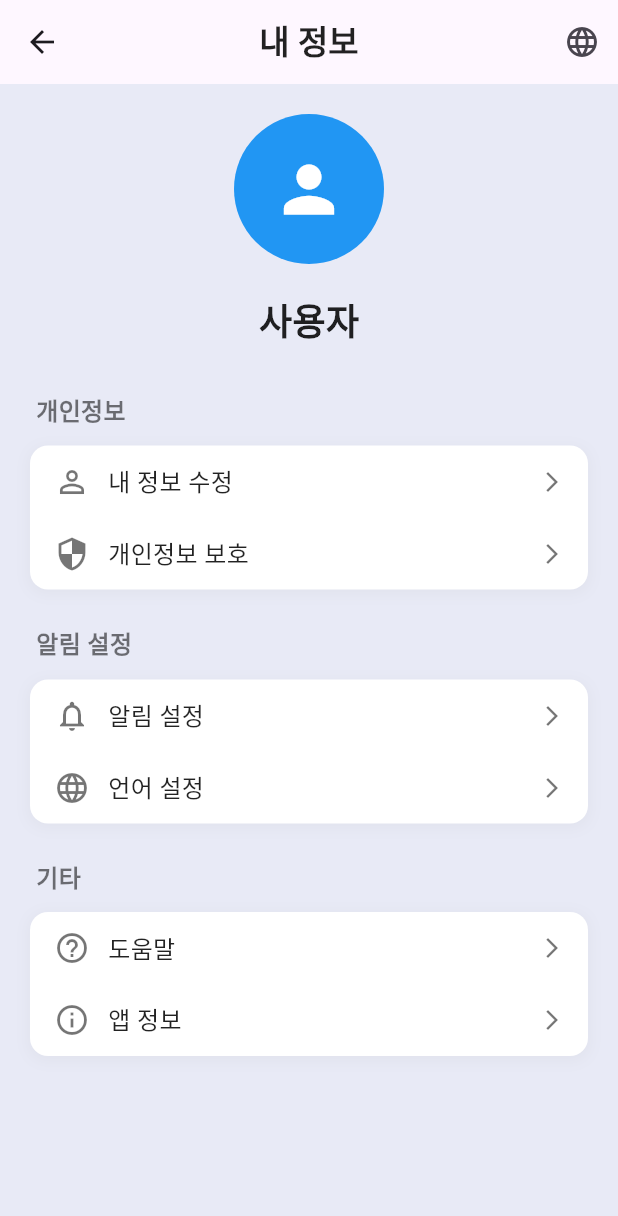
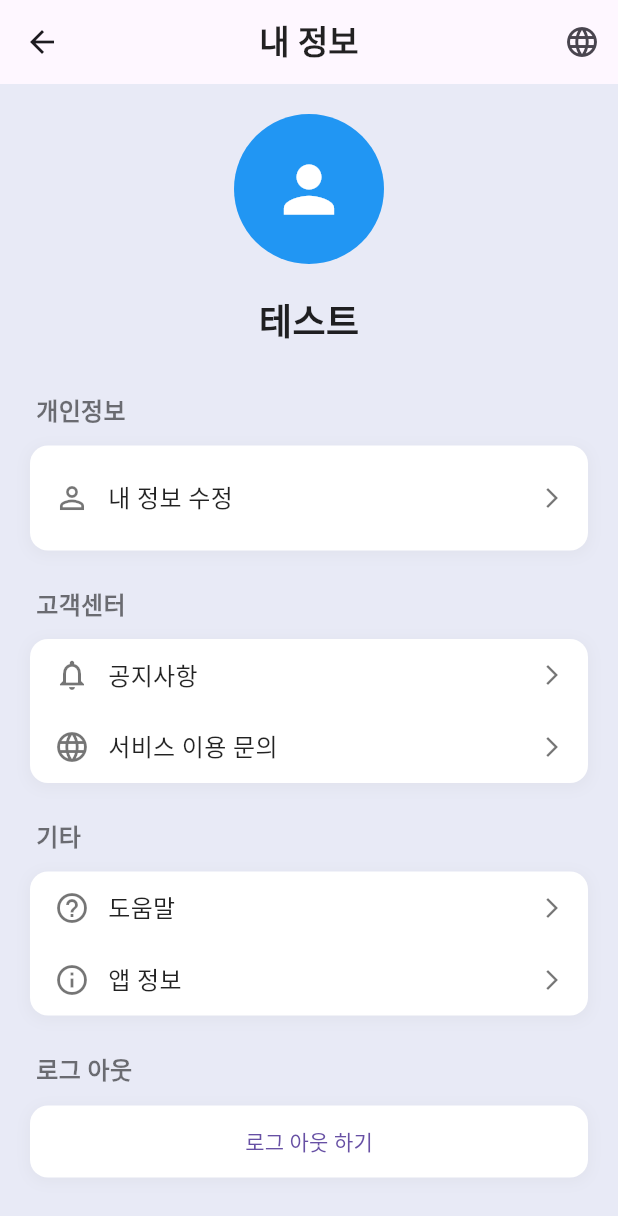
Before and after one commit to kim-manjae/team_3, a Flutter app: the ProfileScreen screen opened directly, on a phone screen of 412 x 824 dp. Shown: the top 1216 px of the screen. Run offline on Flutter 3.47's test engine with Material 3 defaults, Android fonts, the phone set to English and light mode, and no system bars; our stand-ins replace easy_localization, flutter_dotenv, geolocator, google_sign_in, permission_handler; missing offline and left inert: flutter_naver_login, flutter_naver_map, kakao_flutter_sdk_common, kakao_flutter_sdk_user, postgres; network calls fail.

Commit message:
UI 업데이트

```diff
--- a/lib/hospital/widget/medical_facility_card.dart
+++ b/lib/hospital/widget/medical_facility_card.dart
@@ -38,7 +38,7 @@ class MedicalFacilityCard extends StatelessWidget {
     }
 
     if (status.contains('운영중')) {
-      return Color(0xFF4BB8EA);
+      return Colors.green;
     } else if (status.contains('운영종료')) {
       return Colors.red;
     }
--- a/lib/profile/profile_screen.dart
+++ b/lib/profile/profile_screen.dart
@@ -1,16 +1,38 @@
 import 'package:flutter/material.dart';
+import 'package:project/profile/EditProfilePage.dart';
+import 'package:project/service/auth_service.dart';
+import 'package:project/service/social_login.dart';
 import 'package:project/widgets/language_dialog.dart';
 import 'package:easy_localization/easy_localization.dart';
 import 'package:project/widgets/nav_main_page.dart';
 
 
 class ProfileScreen extends StatelessWidget {
-  const ProfileScreen({super.key});
+  final String? nickname;
+  const ProfileScreen({Key? key, this.nickname})
+      : super(key: key);
 
   void _showLanguageDialog(BuildContext context) {
     showDialog(
       context: context,
       builder: (context) => const LanguageDialog(),
+    );
+  }
+
+  // 로그 아웃
+  Widget _socialBtn(String assetPath, VoidCallback onTap) {
+    return GestureDetector(
+      onTap: onTap,
+      child: Container(
+        width: 60,
+        height: 60,
+        decoration: BoxDecoration(
+          color: Colors.grey.shade100,
+          borderRadius: BorderRadius.circular(12),
+        ),
+        padding: const EdgeInsets.all(12),
+        child: Image.asset(assetPath, fit: BoxFit.contain),
+      ),
     );
   }
 
@@ -33,7 +55,7 @@ class ProfileScreen extends StatelessWidget {
         elevation: 0,
         centerTitle: true,
         automaticallyImplyLeading: false,
-        title:  Text('내 정보',
+        title:  Text("myinfo".tr(),
           style: TextStyle(
               fontWeight: FontWeight.bold,
               color: Colors.black87),
@@ -61,8 +83,8 @@ class ProfileScreen extends StatelessWidget {
                 ),
               ),
               const SizedBox(height: 20),
-              const Text(
-                '사용자',
+              Text(
+                '${nickname ?? '테스트'}',
                 style: TextStyle(
                   fontSize: 24,
                   fontWeight: FontWeight.bold,
@@ -73,30 +95,33 @@ class ProfileScreen extends StatelessWidget {
               _buildProfileSection(
                 title: '개인정보',
                 items: [
-                  ProfileMenuItem(
-                    icon: Icons.person_outline,
-                    title: '내 정보 수정',
-                    onTap: () {},
-                  ),
-                  ProfileMenuItem(
-                    icon: Icons.security,
-                    title: '개인정보 보호',
-                    onTap: () {},
-                  ),
+                    SizedBox(
+                      height: 70,
+                      child: ProfileMenuItem(
+                        icon: Icons.person_outline,
+                        title: '내 정보 수정',
+                        onTap: () {
+                          Navigator.push(
+                            context,
+                            MaterialPageRoute(builder: (_) => EditProfilePage()),
+                          );
+                        },
+                      ),
+                    ),
                 ],
               ),
               const SizedBox(height: 24),
               _buildProfileSection(
-                title: '알림 설정',
+                title: '고객센터',
                 items: [
                   ProfileMenuItem(
                     icon: Icons.notifications_none,
-                    title: '알림 설정',
+                    title: '공지사항',
                     onTap: () {},
                   ),
                   ProfileMenuItem(
                     icon: Icons.language,
-                    title: '언어 설정',
+                    title: '서비스 이용 문의',
                     onTap: () {},
                   ),
                 ],
@@ -117,6 +142,28 @@ class ProfileScreen extends StatelessWidget {
                   ),
                 ],
               ),
+              const SizedBox(height: 24),
+              _buildProfileSection(
+                title: '로그 아웃',
+                items: [
+                  Center(
+                    child: TextButton(
+    onPressed: () {
+                    AuthService.logout();
+                    Navigator.pushAndRemoveUntil(
+                      context,
+                      MaterialPageRoute(
+                        builder: (_) => LoginWidget()
+                      ),
+                          (route) => false,
+                    );
+                  },
+                      child: Text('로그 아웃 하기'),
+                    ),
+
+                  ),
+                ],
+              ),
             ],
           ),
         ),
@@ -126,7 +173,7 @@ class ProfileScreen extends StatelessWidget {
 
   Widget _buildProfileSection({
     required String title,
-    required List<ProfileMenuItem> items,
+    required List<Widget> items,
   }) {
     return Column(
       crossAxisAlignment: CrossAxisAlignment.start,
--- a/lib/service/email_auth_widget.dart
+++ b/lib/service/email_auth_widget.dart
@@ -173,6 +173,9 @@ class _EmailAuthWidgetState extends State<EmailAuthWidget> {
 
   @override
   Widget build(BuildContext context) {
+    AppBar(
+
+    ),
     return Scaffold(
       body: SafeArea(
         child: SingleChildScrollView(
```
Also changed, not shown: lib/hospital/hospital_search_result_page.dart (+14 -2 lines), lib/profile/EditProfilePage.dart (added, +13 -0 lines), lib/service/social_login.dart (+53 -74 lines), lib/widgets/singupwidget.dart (deleted, +0 -161 lines), assets/images/ad1.JPG (deleted), assets/images/ad1.png (added), assets/images/ad2.JPG (deleted), assets/images/ad2.png (added), assets/images/ad3.png (renamed from assets/images/ad3.JPG).
